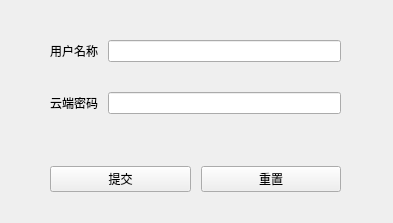
qinxuye/CloudBackup, file CloudBackup/ui/VDiskLogin.ui: the form before one commit.
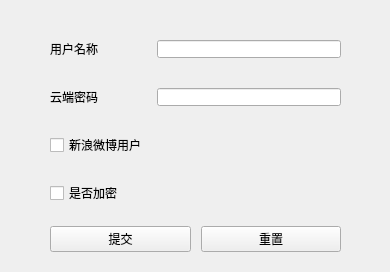
The form after the commit.

The edit to the form file:
```diff
--- a/CloudBackup/ui/VDiskLogin.ui
+++ b/CloudBackup/ui/VDiskLogin.ui
@@ -6,8 +6,8 @@
    <rect>
     <x>0</x>
     <y>0</y>
-    <width>393</width>
-    <height>223</height>
+    <width>390</width>
+    <height>272</height>
    </rect>
   </property>
   <property name="windowTitle">
@@ -19,7 +19,7 @@
      <x>40</x>
      <y>30</y>
      <width>311</width>
-     <height>101</height>
+     <height>182</height>
     </rect>
    </property>
    <layout class="QFormLayout" name="vFormLayout">
@@ -59,13 +59,27 @@
       </property>
      </widget>
     </item>
+    <item row="3" column="0">
+     <widget class="QCheckBox" name="tvencrypt">
+      <property name="text">
+       <string>是否加密</string>
+      </property>
+     </widget>
+    </item>
+    <item row="2" column="0">
+     <widget class="QCheckBox" name="tvisweibo">
+      <property name="text">
+       <string>新浪微博用户</string>
+      </property>
+     </widget>
+    </item>
    </layout>
   </widget>
   <widget class="QWidget" name="gridLayoutWidget">
    <property name="geometry">
     <rect>
      <x>40</x>
-     <y>160</y>
+     <y>220</y>
      <width>311</width>
      <height>39</height>
     </rect>
```
